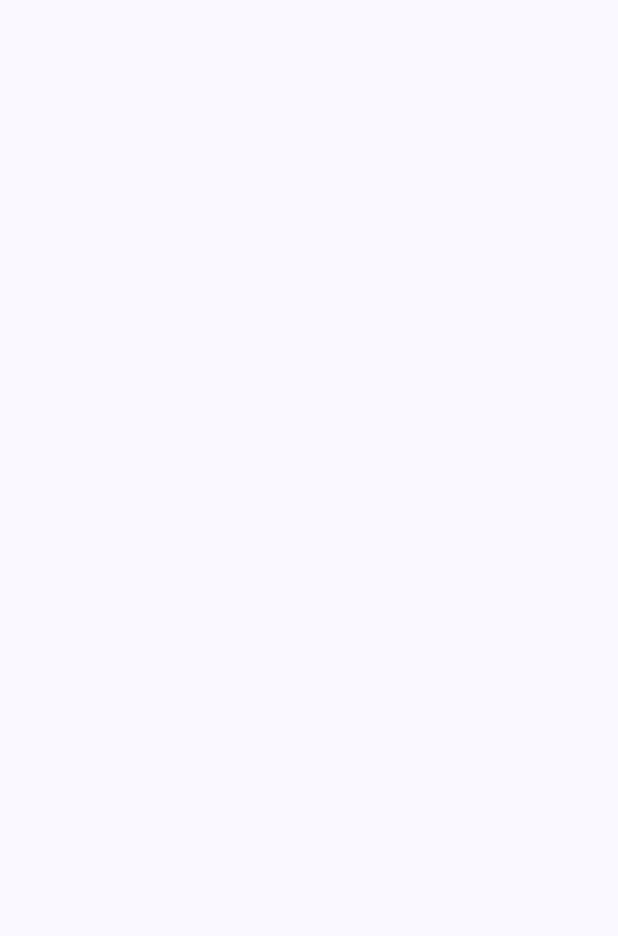
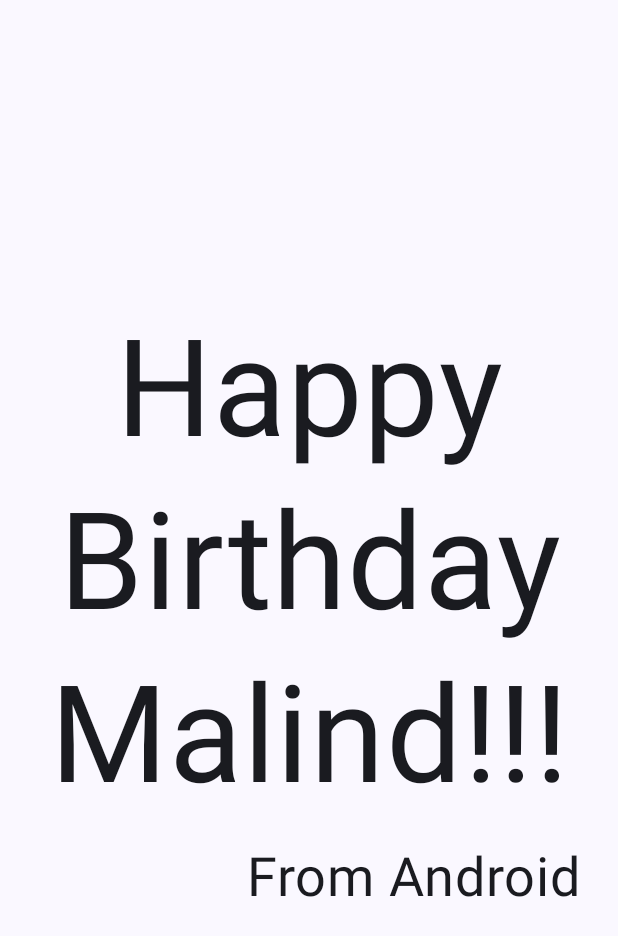
Before and after one commit to mekowalski/GreetingCard, an Android app built with Jetpack Compose: the screen it shows after launch (MainActivity), on a phone screen of 412 x 824 dp. Before the commit the part shown is empty. Shown: the top 936 px of the screen. Run offline under Robolectric (Android 15) with nearby library versions, the phone set to English and light mode, and no system bars.

Commit message:
modified with column, alignments. also figured how to actually preview display

```diff
--- a/app/src/main/java/com/example/greetingcard/MainActivity.kt
+++ b/app/src/main/java/com/example/greetingcard/MainActivity.kt
@@ -3,13 +3,20 @@ package com.example.greetingcard
 import android.os.Bundle
 import androidx.activity.ComponentActivity
 import androidx.activity.compose.setContent
+import androidx.compose.foundation.layout.Arrangement
+import androidx.compose.foundation.layout.Column
 import androidx.compose.foundation.layout.fillMaxSize
+import androidx.compose.foundation.layout.padding
 import androidx.compose.material3.MaterialTheme
 import androidx.compose.material3.Surface
 import androidx.compose.material3.Text
 import androidx.compose.runtime.Composable
+import androidx.compose.ui.Alignment
 import androidx.compose.ui.Modifier
+import androidx.compose.ui.text.style.TextAlign
 import androidx.compose.ui.tooling.preview.Preview
+import androidx.compose.ui.unit.dp
+import androidx.compose.ui.unit.sp
 import com.example.greetingcard.ui.theme.GreetingCardTheme
 
 
@@ -23,6 +30,11 @@ class MainActivity : ComponentActivity() {
                     modifier = Modifier.fillMaxSize(),
                     color = MaterialTheme.colorScheme.background
                 ) {
+                    GreetingText(
+                        message = "Happy Birthday Malind!!!",
+                        from = "From Android",
+                        modifier = Modifier.padding(9.dp)
+                        )
                 }
             }
         }
@@ -30,16 +42,31 @@ class MainActivity : ComponentActivity() {
 }
 
 @Composable
-fun Greeting(message: String, modifier: Modifier = Modifier) {
-    Text(
-        text = message
-    )
+fun GreetingText(message: String, from: String, modifier: Modifier = Modifier) {
+    Column(
+        verticalArrangement = Arrangement.Center,
+        modifier = modifier
+    ) {
+        Text(
+            text = message,
+            fontSize = 90.sp,
+            lineHeight = 115.sp,
+            textAlign = TextAlign.Center
+        )
+        Text(
+            text = from,
+            fontSize = 36.sp,
+            modifier = Modifier
+                .padding(15.dp)
+                .align(alignment = Alignment.End)
+        )
+    }
 }
 
 @Preview(showBackground = true)
 @Composable
 fun GreetingPreview() {
     GreetingCardTheme {
-        Greeting(message = "Happy Birthday Malind!!!")
+        GreetingText(message = "Happy Birthday Malind!!!", from = "From Android")
     }
 }
```
